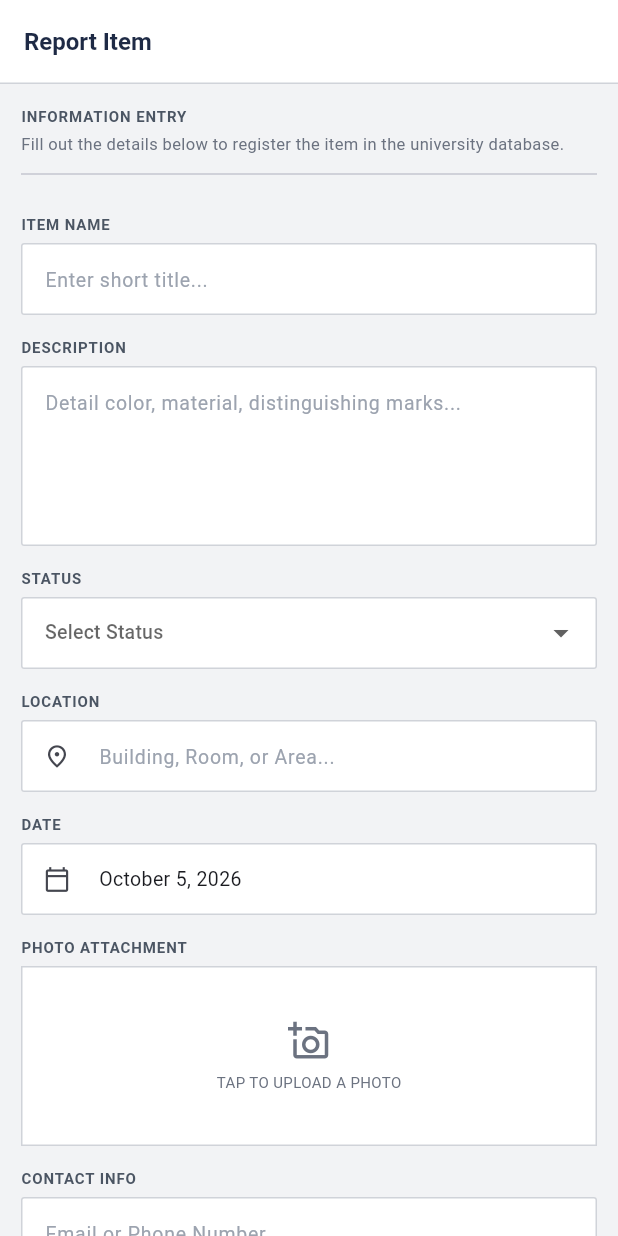
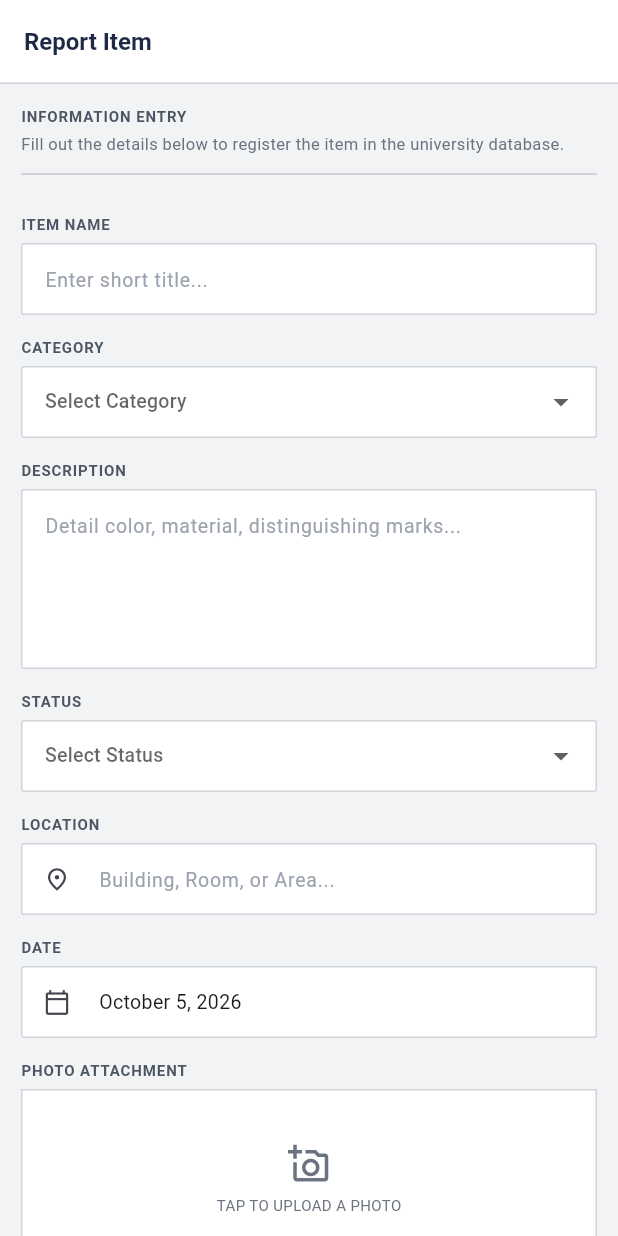
Before and after one commit to aioicchi/HAU-6ADET-FindIt, a Flutter app: the ReportItemScreen screen opened directly, on a phone screen of 412 x 824 dp. Run offline on Flutter 3.47's test engine with Material 3 defaults, Android fonts, the phone set to English and light mode, and no system bars; our stand-ins replace image_picker; accounts and stored records are empty.

Commit message:
Fill README, hide contact info, fake demo user, add categories

```diff
--- a/lib/data/models/item.dart
+++ b/lib/data/models/item.dart
@@ -7,6 +7,9 @@ import 'package:findit/core/theme/app_colors.dart';
 enum ItemStatus { lost, found }
 
 class Item {
+  /// Choices for the report form. The picked one is stored as the item's first tag.
+  static const categories = ['ID CARD', 'KEYS', 'BAG', 'WALLET', 'ELECTRONICS', 'TUMBLER', 'UMBRELLA', 'CLOTHING', 'OTHER'];
+
   Item({
     required this.id,
     required this.name,
@@ -68,6 +71,9 @@ class Item {
     if (n.contains('bag') || n.contains('backpack')) return Icons.backpack_outlined;
     if (n.contains('phone') || n.contains('charger')) return Icons.smartphone_outlined;
     if (n.contains('tumbler') || n.contains('bottle') || n.contains('flask')) return Icons.local_drink_outlined;
+    if (n.contains('wallet')) return Icons.account_balance_wallet_outlined;
+    if (n.contains('clothing') || n.contains('jacket')) return Icons.checkroom_outlined;
+    if (n.contains('electronics') || n.contains('laptop')) return Icons.devices_outlined;
     return Icons.inventory_2_outlined;
   }
 }
--- a/lib/features/chat/chat_screen.dart
+++ b/lib/features/chat/chat_screen.dart
@@ -22,6 +22,7 @@ class ChatScreen extends StatelessWidget {
             return Scaffold(appBar: AppBar(), body: const EmptyState('This item is no longer available.'));
           }
           final messages = store.thread(item.id);
+          final isMine = item.ownerId == store.user?.id;
 
           return Scaffold(
             appBar: AppBar(title: Text(item.name)),
@@ -31,7 +32,10 @@ class ChatScreen extends StatelessWidget {
                 padding: const EdgeInsets.all(10),
                 color: AppColors.banner,
                 child: Text(
-                  'Contact: ${item.contact}\nDescribe identifying details to verify ownership.',
+                  // Contact info stays private, as promised on the report form.
+                  isMine
+                      ? 'Ask for identifying details before handing the item over. Your contact info stays hidden.'
+                      : "The reporter's contact info is private. Describe identifying details to verify ownership.",
                   style: const TextStyle(fontSize: 11, color: AppColors.muted),
                 ),
               ),
--- a/lib/features/report/report_item_screen.dart
+++ b/lib/features/report/report_item_screen.dart
@@ -30,6 +30,7 @@ class _ReportItemScreenState extends State<ReportItemScreen> {
   late final _location = TextEditingController(text: widget.editing?.location);
   late final _contact = TextEditingController(text: widget.editing?.contact ?? store.user?.email);
   late ItemStatus? _status = widget.editing?.status;
+  late String? _category = widget.editing?.tags.where(Item.categories.contains).firstOrNull;
   late DateTime _date = widget.editing?.date ?? DateTime.now();
   late bool _hasPhoto = widget.editing?.hasPhoto ?? false;
   late Uint8List? _photo = widget.editing?.photo;
@@ -112,12 +113,17 @@ class _ReportItemScreenState extends State<ReportItemScreen> {
     }
   }
 
+  /// The picked category first, then any extra tags the item already had.
+  List<String> _tags(List<String> existing) =>
+      [_category!, ...existing.where((t) => !Item.categories.contains(t))];
+
   void _submit() {
     if (!_form.currentState!.validate()) return;
     final editing = widget.editing;
 
     if (editing != null) {
       editing
+        ..tags = _tags(editing.tags)
         ..name = _name.text.trim()
         ..description = _description.text.trim()
         ..location = _location.text.trim()
@@ -142,6 +148,7 @@ class _ReportItemScreenState extends State<ReportItemScreen> {
       date: _date,
       contact: _contact.text.trim(),
       ownerId: store.user!.id,
+      tags: _tags(const []),
       hasPhoto: _hasPhoto,
       photo: _photo,
     ));
@@ -157,8 +164,10 @@ class _ReportItemScreenState extends State<ReportItemScreen> {
     _location.clear();
     setState(() {
       _status = null;
+      _category = null;
       _hasPhoto = false;
       _photo = null;
+      _photoAsset = null;
       _date = DateTime.now();
     });
   }
@@ -178,6 +187,17 @@ class _ReportItemScreenState extends State<ReportItemScreen> {
             const Divider(height: 24),
             const FieldLabel('Item name'),
             TextFormField(controller: _name, decoration: const InputDecoration(hintText: 'Enter short title...'), validator: Validators.required),
+            const FieldLabel('Category'),
+            DropdownButtonFormField<String>(
+              initialValue: _category,
+              hint: const Text('Select Category', style: TextStyle(fontSize: 13)),
+              items: [
+                for (final c in Item.categories)
+                  DropdownMenuItem(value: c, child: Text(c[0] + c.substring(1).toLowerCase())),
+              ],
+              onChanged: (v) => setState(() => _category = v),
+              validator: (v) => v == null ? 'Select a category' : null,
+            ),
             const FieldLabel('Description'),
             TextFormField(controller: _description, maxLines: 4, decoration: const InputDecoration(hintText: 'Detail color, material, distinguishing marks...')),
             const FieldLabel('Status'),
```
Also changed, not shown: lib/data/mock_data.dart (+4 -3 lines), 1 other file.
